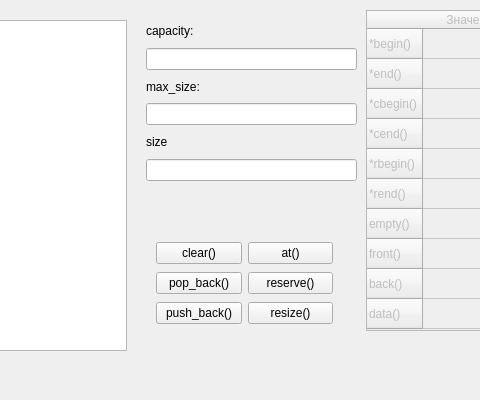
deviyan13/Labs2Sem, file LabWork_4/Task_4/mainwindow.ui: the form before one commit; both pictures show x 144 to 624 and y 0 to 400 of the 743 by 400 pixel window.
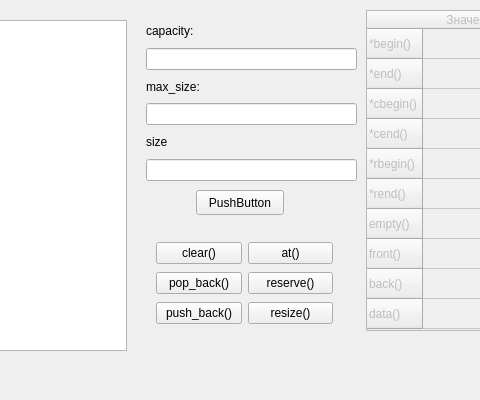
The form after the commit.

The edit to the form file:
```diff
--- a/LabWork_4/Task_4/mainwindow.ui
+++ b/LabWork_4/Task_4/mainwindow.ui
@@ -105,7 +105,7 @@
      <string>Содержимое веткора</string>
     </property>
    </widget>
-   <widget class="QWidget" name="">
+   <widget class="QWidget" name="layoutWidget">
     <property name="geometry">
      <rect>
       <x>290</x>
@@ -159,7 +159,7 @@
      </item>
     </layout>
    </widget>
-   <widget class="QWidget" name="">
+   <widget class="QWidget" name="layoutWidget">
     <property name="geometry">
      <rect>
       <x>300</x>
@@ -213,6 +213,19 @@
      </item>
     </layout>
    </widget>
+   <widget class="QPushButton" name="pushButton">
+    <property name="geometry">
+     <rect>
+      <x>340</x>
+      <y>190</y>
+      <width>88</width>
+      <height>25</height>
+     </rect>
+    </property>
+    <property name="text">
+     <string>PushButton</string>
+    </property>
+   </widget>
   </widget>
   <widget class="QMenuBar" name="menubar">
    <property name="geometry">
```
